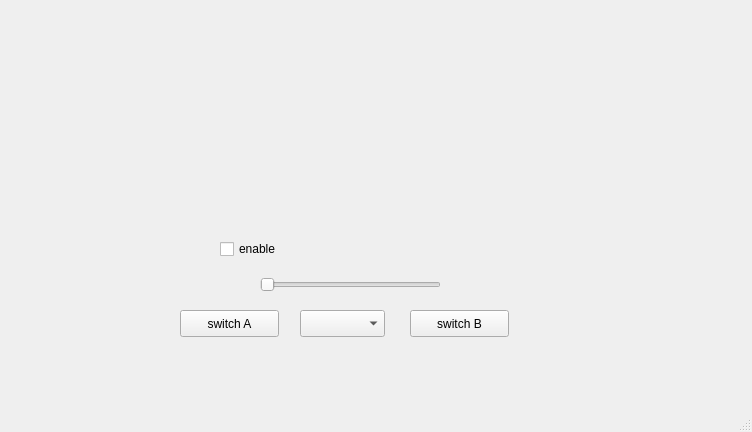
Old version of the form fader.ui in the repository danielkucera/Mixer-gui.
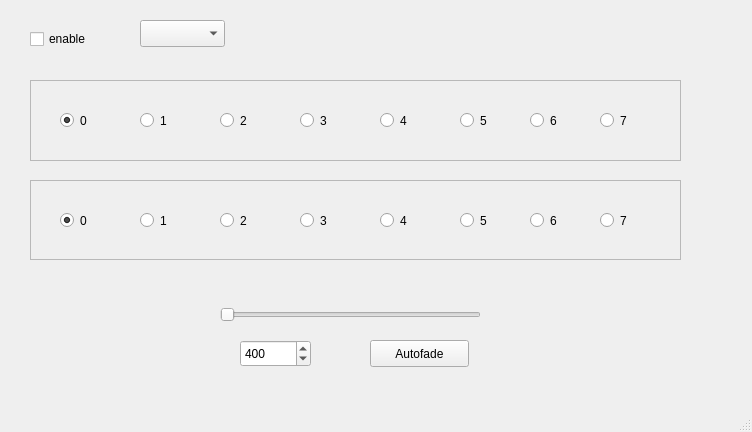
New version of the form.

Commit message: - finished fader - added overlay class

```diff
--- a/fader.ui
+++ b/fader.ui
@@ -14,25 +14,12 @@
    <string>MainWindow</string>
   </property>
   <widget class="QWidget" name="centralwidget">
-   <widget class="QPushButton" name="pushButton_3">
-    <property name="geometry">
-     <rect>
-      <x>410</x>
-      <y>310</y>
-      <width>99</width>
-      <height>27</height>
-     </rect>
-    </property>
-    <property name="text">
-     <string>switch B</string>
-    </property>
-   </widget>
    <widget class="QSlider" name="horizontalSlider">
     <property name="geometry">
      <rect>
-      <x>260</x>
-      <y>270</y>
-      <width>181</width>
+      <x>220</x>
+      <y>300</y>
+      <width>261</width>
       <height>29</height>
      </rect>
     </property>
@@ -49,24 +36,11 @@
      <enum>Qt::Horizontal</enum>
     </property>
    </widget>
-   <widget class="QPushButton" name="pushButton_2">
-    <property name="geometry">
-     <rect>
-      <x>180</x>
-      <y>310</y>
-      <width>99</width>
-      <height>27</height>
-     </rect>
-    </property>
-    <property name="text">
-     <string>switch A</string>
-    </property>
-   </widget>
    <widget class="QCheckBox" name="enableBtn">
     <property name="geometry">
      <rect>
-      <x>220</x>
-      <y>240</y>
+      <x>30</x>
+      <y>30</y>
       <width>101</width>
       <height>18</height>
      </rect>
@@ -78,13 +52,384 @@
    <widget class="QComboBox" name="outputSelect">
     <property name="geometry">
      <rect>
-      <x>300</x>
-      <y>310</y>
+      <x>140</x>
+      <y>20</y>
       <width>85</width>
       <height>27</height>
      </rect>
     </property>
    </widget>
+   <widget class="QFrame" name="redFrame">
+    <property name="geometry">
+     <rect>
+      <x>30</x>
+      <y>80</y>
+      <width>651</width>
+      <height>81</height>
+     </rect>
+    </property>
+    <property name="frameShape">
+     <enum>QFrame::StyledPanel</enum>
+    </property>
+    <property name="frameShadow">
+     <enum>QFrame::Raised</enum>
+    </property>
+    <widget class="QRadioButton" name="red1">
+     <property name="geometry">
+      <rect>
+       <x>110</x>
+       <y>10</y>
+       <width>51</width>
+       <height>61</height>
+      </rect>
+     </property>
+     <property name="text">
+      <string>1</string>
+     </property>
+     <property name="checked">
+      <bool>false</bool>
+     </property>
+     <attribute name="buttonGroup">
+      <string notr="true">redButtons</string>
+     </attribute>
+    </widget>
+    <widget class="QRadioButton" name="red2">
+     <property name="geometry">
+      <rect>
+       <x>190</x>
+       <y>10</y>
+       <width>51</width>
+       <height>61</height>
+      </rect>
+     </property>
+     <property name="text">
+      <string>2</string>
+     </property>
+     <property name="checked">
+      <bool>false</bool>
+     </property>
+     <attribute name="buttonGroup">
+      <string notr="true">redButtons</string>
+     </attribute>
+    </widget>
+    <widget class="QRadioButton" name="red3">
+     <property name="geometry">
+      <rect>
+       <x>270</x>
+       <y>10</y>
+       <width>51</width>
+       <height>61</height>
+      </rect>
+     </property>
+     <property name="text">
+      <string>3</string>
+     </property>
+     <property name="checked">
+      <bool>false</bool>
+     </property>
+     <attribute name="buttonGroup">
+      <string notr="true">redButtons</string>
+     </attribute>
+    </widget>
+    <widget class="QRadioButton" name="red4">
+     <property name="geometry">
+      <rect>
+       <x>350</x>
+       <y>10</y>
+       <width>51</width>
+       <height>61</height>
+      </rect>
+     </property>
+     <property name="text">
+      <string>4</string>
+     </property>
+     <property name="checked">
+      <bool>false</bool>
+     </property>
+     <attribute name="buttonGroup">
+      <string notr="true">redButtons</string>
+     </attribute>
+    </widget>
+    <widget class="QRadioButton" name="red5">
+     <property name="geometry">
+      <rect>
+       <x>430</x>
+       <y>10</y>
+       <width>51</width>
+       <height>61</height>
+      </rect>
+     </property>
+     <property name="text">
+      <string>5</string>
+     </property>
+     <property name="checked">
+      <bool>false</bool>
+     </property>
+     <attribute name="buttonGroup">
+      <string notr="true">redButtons</string>
+     </attribute>
+    </widget>
+    <widget class="QRadioButton" name="red6">
+     <property name="geometry">
+      <rect>
+       <x>500</x>
+       <y>10</y>
+       <width>51</width>
+       <height>61</height>
+      </rect>
+     </property>
+     <property name="text">
+      <string>6</string>
+     </property>
+     <property name="checked">
+      <bool>false</bool>
+     </property>
+     <attribute name="buttonGroup">
+      <string notr="true">redButtons</string>
+     </attribute>
+    </widget>
+    <widget class="QRadioButton" name="red7">
+     <property name="geometry">
+      <rect>
+       <x>570</x>
+       <y>10</y>
+       <width>51</width>
+       <height>61</height>
+      </rect>
+     </property>
+     <property name="text">
+      <string>7</string>
+     </property>
+     <property name="checked">
+      <bool>false</bool>
+     </property>
+     <attribute name="buttonGroup">
+      <string notr="true">redButtons</string>
+     </attribute>
+    </widget>
+    <widget class="QRadioButton" name="red0">
+     <property name="geometry">
+      <rect>
+       <x>30</x>
+       <y>10</y>
+       <width>51</width>
+       <height>61</height>
+      </rect>
+     </property>
+     <property name="text">
+      <string>0</string>
+     </property>
+     <property name="checked">
+      <bool>true</bool>
+     </property>
+     <attribute name="buttonGroup">
+      <string notr="true">redButtons</string>
+     </attribute>
+    </widget>
+   </widget>
+   <widget class="QFrame" name="yelFrame">
+    <property name="geometry">
+     <rect>
+      <x>30</x>
+      <y>180</y>
+      <width>651</width>
+      <height>80</height>
+     </rect>
+    </property>
+    <property name="frameShape">
+     <enum>QFrame::StyledPanel</enum>
+    </property>
+    <property name="frameShadow">
+     <enum>QFrame::Raised</enum>
+    </property>
+    <widget class="QRadioButton" name="yel0">
+     <property name="geometry">
+      <rect>
+       <x>30</x>
+       <y>10</y>
+       <width>51</width>
+       <height>61</height>
+      </rect>
+     </property>
+     <property name="text">
+      <string>0</string>
+     </property>
+     <property name="checked">
+      <bool>true</bool>
+     </property>
+     <attribute name="buttonGroup">
+      <string notr="true">yellowButtons</string>
+     </attribute>
+    </widget>
+    <widget class="QRadioButton" name="yel1">
+     <property name="geometry">
+      <rect>
+       <x>110</x>
+       <y>10</y>
+       <width>51</width>
+       <height>61</height>
+      </rect>
+     </property>
+     <property name="text">
+      <string>1</string>
+     </property>
+     <property name="checked">
+      <bool>false</bool>
+     </property>
+     <attribute name="buttonGroup">
+      <string notr="true">yellowButtons</string>
+     </attribute>
+    </widget>
+    <widget class="QRadioButton" name="yel2">
+     <property name="geometry">
+      <rect>
+       <x>190</x>
+       <y>10</y>
+       <width>51</width>
+       <height>61</height>
+      </rect>
+     </property>
+     <property name="text">
+      <string>2</string>
+     </property>
+     <property name="checked">
+      <bool>false</bool>
+     </property>
+     <attribute name="buttonGroup">
+      <string notr="true">yellowButtons</string>
+     </attribute>
+    </widget>
+    <widget class="QRadioButton" name="yel3">
+     <property name="geometry">
+      <rect>
+       <x>270</x>
+       <y>10</y>
+       <width>51</width>
+       <height>61</height>
+      </rect>
+     </property>
+     <property name="text">
+      <string>3</string>
+     </property>
+     <property name="checked">
+      <bool>false</bool>
+     </property>
+     <attribute name="buttonGroup">
+      <string notr="true">yellowButtons</string>
+     </attribute>
+    </widget>
+    <widget class="QRadioButton" name="yel4">
+     <property name="geometry">
+      <rect>
+       <x>350</x>
+       <y>10</y>
+       <width>51</width>
+       <height>61</height>
+      </rect>
+     </property>
+     <property name="text">
+      <string>4</string>
+     </property>
+     <property name="checked">
+      <bool>false</bool>
+     </property>
+     <attribute name="buttonGroup">
+      <string notr="true">yellowButtons</string>
+     </attribute>
+    </widget>
+    <widget class="QRadioButton" name="yel5">
+     <property name="geometry">
+      <rect>
+       <x>430</x>
+       <y>10</y>
+       <width>51</width>
+       <height>61</height>
+      </rect>
+     </property>
+     <property name="text">
+      <string>5</string>
+     </property>
+     <property name="checked">
+      <bool>false</bool>
+     </property>
+     <attribute name="buttonGroup">
+      <string notr="true">yellowButtons</string>
+     </attribute>
+    </widget>
+    <widget class="QRadioButton" name="yel6">
+     <property name="geometry">
+      <rect>
+       <x>500</x>
+       <y>10</y>
+       <width>51</width>
+       <height>61</height>
+      </rect>
+     </property>
+     <property name="text">
+      <string>6</string>
+     </property>
+     <property name="checked">
+      <bool>false</bool>
+     </property>
+     <attribute name="buttonGroup">
+      <string notr="true">yellowButtons</string>
+     </attribute>
+    </widget>
+    <widget class="QRadioButton" name="yel7">
+     <property name="geometry">
+      <rect>
+       <x>570</x>
+       <y>10</y>
+       <width>51</width>
+       <height>61</height>
+      </rect>
+     </property>
+     <property name="text">
+      <string>7</string>
+     </property>
+     <property name="checked">
+      <bool>false</bool>
+     </property>
+     <attribute name="buttonGroup">
+      <string notr="true">yellowButtons</string>
+     </attribute>
+    </widget>
+   </widget>
+   <widget class="QSpinBox" name="fadeLength">
+    <property name="geometry">
+     <rect>
+      <x>240</x>
+      <y>340</y>
+      <width>71</width>
+      <height>27</height>
+     </rect>
+    </property>
+    <property name="minimum">
+     <number>1</number>
+    </property>
+    <property name="maximum">
+     <number>10000</number>
+    </property>
+    <property name="singleStep">
+     <number>100</number>
+    </property>
+    <property name="value">
+     <number>400</number>
+    </property>
+   </widget>
+   <widget class="QPushButton" name="fadeButton">
+    <property name="geometry">
+     <rect>
+      <x>370</x>
+      <y>340</y>
+      <width>99</width>
+      <height>27</height>
+     </rect>
+    </property>
+    <property name="text">
+     <string>Autofade</string>
+    </property>
+   </widget>
   </widget>
   <widget class="QMenuBar" name="menubar">
    <property name="geometry">
```
Left out of the diff: 4 changed lines with no effect on the pictures. The commit also changes 24 other files.
